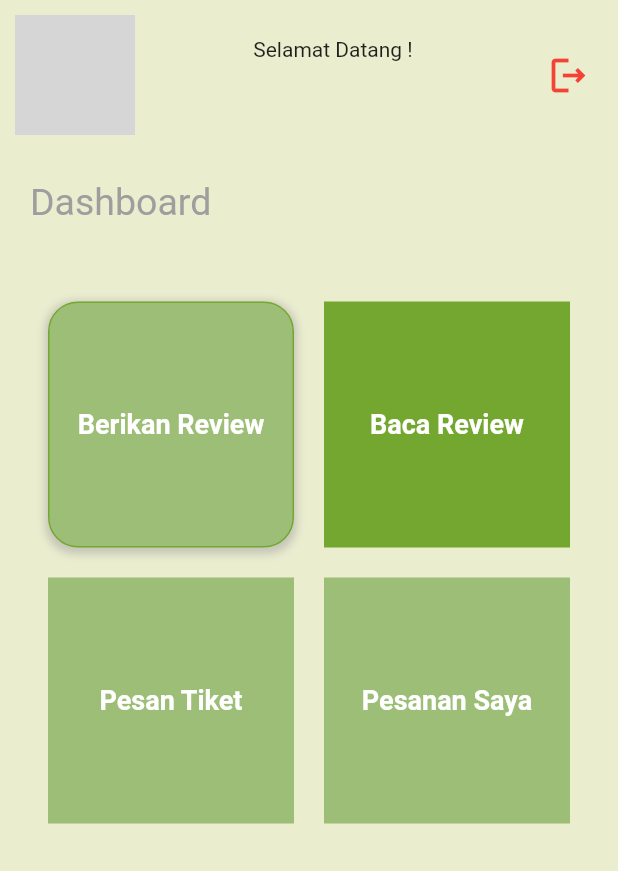
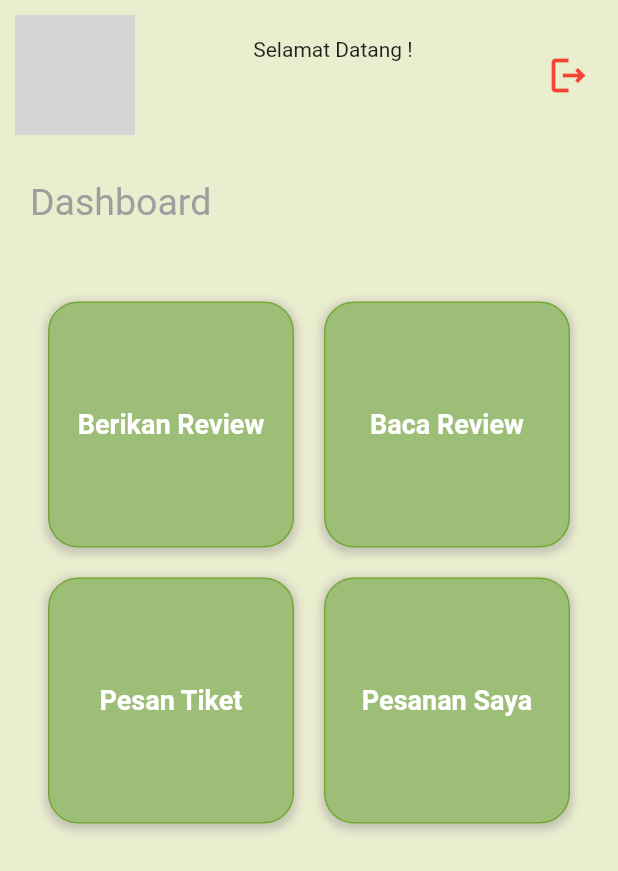
Before and after one commit to fikrysaputra/flutter_abp_papandayan, a Flutter app: the Dashboard screen opened directly, on a phone screen of 412 x 824 dp. Shown: the top 871 px of the screen. Run offline on Flutter 3.47's test engine with Material 2 defaults, Android fonts, the phone set to English and light mode, and no system bars; our stand-ins replace cloud_firestore, firebase_auth, firebase_core, flutter_custom_clippers, google_sign_in; accounts and stored records are empty; network calls fail; grey boxes are pictures that could not be loaded.

Commit message:
asli ieu terakhir

```diff
--- a/lib/dashboard.dart
+++ b/lib/dashboard.dart
@@ -113,8 +113,20 @@ class _Dashboard extends State<Dashboard> {
                         )),
                   ),
                   Container(
+                    decoration: BoxDecoration(
+                        border: Border.all(color: const Color(0xFF74A730)),
+                        color: const Color(0xFF9DBE76),
+                        boxShadow: [
+                          BoxShadow(
+                            color: Colors.grey.withOpacity(0.5),
+                            spreadRadius: 2,
+                            blurRadius: 4,
+                            offset: const Offset(0, 2),
+                          ),
+                        ],
+                        borderRadius:
+                            const BorderRadius.all(Radius.circular(20))),
                     height: 100,
-                    color: const Color(0xFF74A730),
                     child: TextButton(
                         onPressed: () {
                           Navigator.of(context).pushAndRemoveUntil(
@@ -133,8 +145,20 @@ class _Dashboard extends State<Dashboard> {
                         )),
                   ),
                   Container(
+                    decoration: BoxDecoration(
+                        border: Border.all(color: const Color(0xFF74A730)),
+                        color: const Color(0xFF9DBE76),
+                        boxShadow: [
+                          BoxShadow(
+                            color: Colors.grey.withOpacity(0.5),
+                            spreadRadius: 2,
+                            blurRadius: 4,
+                            offset: const Offset(0, 2),
+                          ),
+                        ],
+                        borderRadius:
+                            const BorderRadius.all(Radius.circular(20))),
                     height: 100,
-                    color: const Color(0xFF9DBE76),
                     child: TextButton(
                         onPressed: () {
                           Navigator.of(context).pushAndRemoveUntil(
@@ -153,8 +177,20 @@ class _Dashboard extends State<Dashboard> {
                         )),
                   ),
                   Container(
+                    decoration: BoxDecoration(
+                        border: Border.all(color: const Color(0xFF74A730)),
+                        color: const Color(0xFF9DBE76),
+                        boxShadow: [
+                          BoxShadow(
+                            color: Colors.grey.withOpacity(0.5),
+                            spreadRadius: 2,
+                            blurRadius: 4,
+                            offset: const Offset(0, 2),
+                          ),
+                        ],
+                        borderRadius:
+                            const BorderRadius.all(Radius.circular(20))),
                     height: 100,
-                    color: const Color(0xFF9DBE76),
                     child: TextButton(
                         onPressed: () {
                           Navigator.of(context).pushAndRemoveUntil(
--- a/pubspec.yaml
+++ b/pubspec.yaml
@@ -28,10 +28,9 @@ environment:
 # versions available, run `flutter pub outdated`.
 dependencies:
 
+  ffi: ^1.1.2
   cloud_firestore: ^3.1.5
   cloud_firestore_web: ^2.3.0
-  feature_discovery: ^0.14.0
-  ffi: ^1.1.2
   firebase_analytics: ^9.0.4
   firebase_analytics_web: ^0.4.0+4
   firebase_auth: ^3.0.1
```
Also changed, not shown: lib/pesanan.dart (+85 -6 lines), lib/review.dart (+8 -2 lines), lib/welcome.dart (+1 -6 lines), images/calendar.png (deleted), images/festival.png (deleted), images/food.png (deleted), images/map.png (deleted), images/notification.png (deleted), images/setting.png (deleted), images/todo.png (deleted), pubspec.lock.
